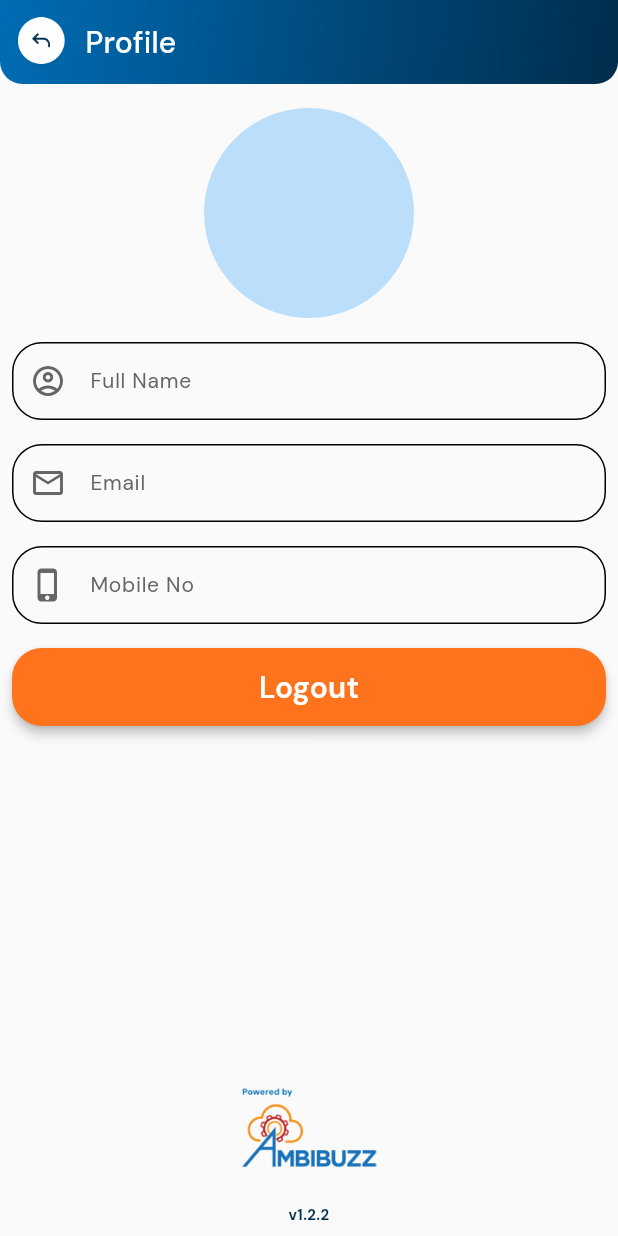
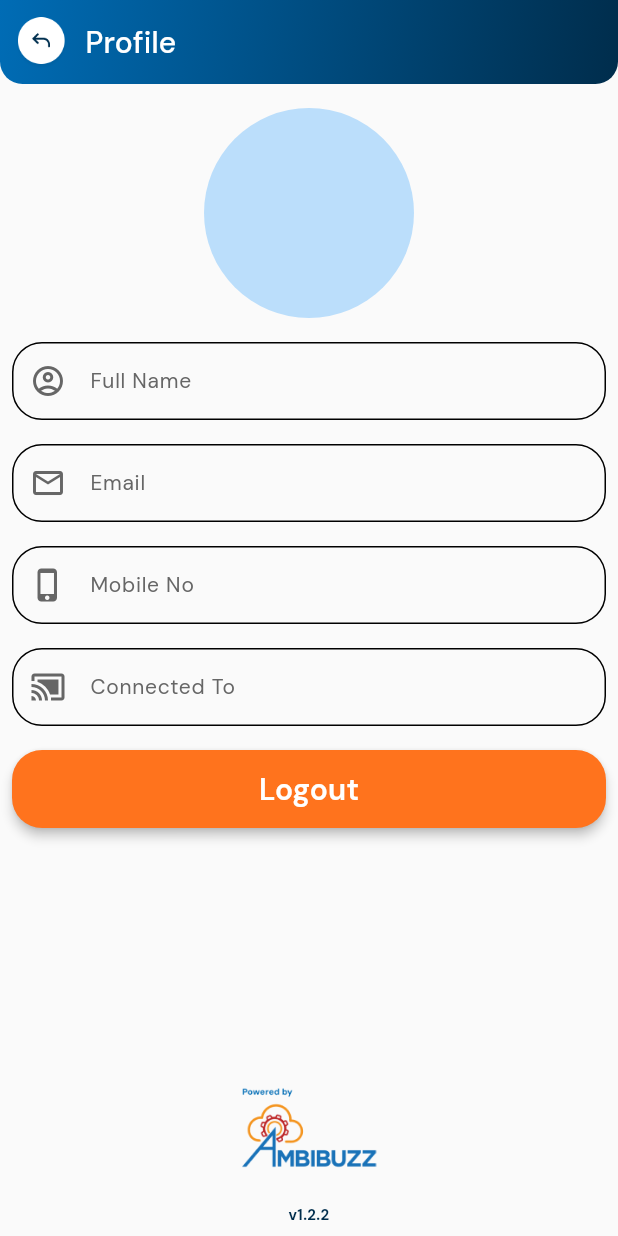
Before and after one commit to Ambibuzz/ampower_buzzit_mobile_app, a Flutter app: the ProfileView screen opened directly, on a phone screen of 412 x 824 dp. Run offline on Flutter 3.47's test engine with Material 3 defaults, Android fonts, the phone set to English and light mode, and no system bars; our stand-ins replace cached_network_image, camera, connectivity_plus, cookie_jar, dio, dio_cookie_manager and 20 more; missing offline and left inert: flutter_mentions, flutter_upgrade_version, json_table; accounts and stored records are empty; statements that could not run were skipped.

Commit message:
added url to which app is connected and added padding

```diff
--- a/lib/view/profile_view.dart
+++ b/lib/view/profile_view.dart
@@ -16,6 +16,7 @@ import 'package:ampower_buzzit_mobile/util/helpers.dart';
 import 'package:ampower_buzzit_mobile/view/login_view.dart';
 import 'package:ampower_buzzit_mobile/viewmodel/profile_viewmodel.dart';
 import 'package:cached_network_image/cached_network_image.dart';
+import 'package:flutter/foundation.dart';
 import 'package:flutter/material.dart';
 import 'package:image_picker/image_picker.dart';
 
@@ -59,6 +60,8 @@ class ProfileView extends StatelessWidget {
             SizedBox(height: Sizes.paddingWidget(context)),
             mobileNoField(model, context),
             SizedBox(height: Sizes.paddingWidget(context)),
+            connectedToUrlField(model, context),
+            SizedBox(height: Sizes.paddingWidget(context)),
             SizedBox(
               width: displayWidth(context) < 600
                   ? displayWidth(context)
@@ -73,7 +76,12 @@ class ProfileView extends StatelessWidget {
             ),
             const Spacer(),
             const PoweredByAmbibuzzLogo(),
-            Align(
+            Padding(
+              padding: EdgeInsets.only(
+                  bottom: defaultTargetPlatform == TargetPlatform.iOS
+                      ? Sizes.smallPaddingWidget(context)
+                      : 0),
+              child: Align(
                 alignment: Alignment.center,
                 child: Text(
                   'v${model.version}',
@@ -82,6 +90,7 @@ class ProfileView extends StatelessWidget {
                     fontSize: 10,
                     fontWeight: FontWeight.bold,
                     color: Theme.of(context).primaryColor,
+                  ),
                 ),
               ),
             ),
@@ -131,6 +140,20 @@ class ProfileView extends StatelessWidget {
         color: CustomTheme.iconColor,
       )),
       label: 'Full Name',
+      style: Theme.of(context).textTheme.bodyMedium,
+      readOnly: true,
+    );
+  }
+
+  Widget connectedToUrlField(ProfileViewModel model, BuildContext context) {
+    return CustomTextFormField(
+      initialValue: locator.get<StorageService>().apiUrl,
+      decoration: Common.inputDecoration().copyWith(
+          prefixIcon: Icon(
+        Icons.cast_connected,
+        color: CustomTheme.iconColor,
+      )),
+      label: 'Connected To',
       style: Theme.of(context).textTheme.bodyMedium,
       readOnly: true,
     );
```
Also changed, not shown: lib/view/login_view.dart (+16 -7 lines). Lines whose indentation alone changed are shown as unchanged.
